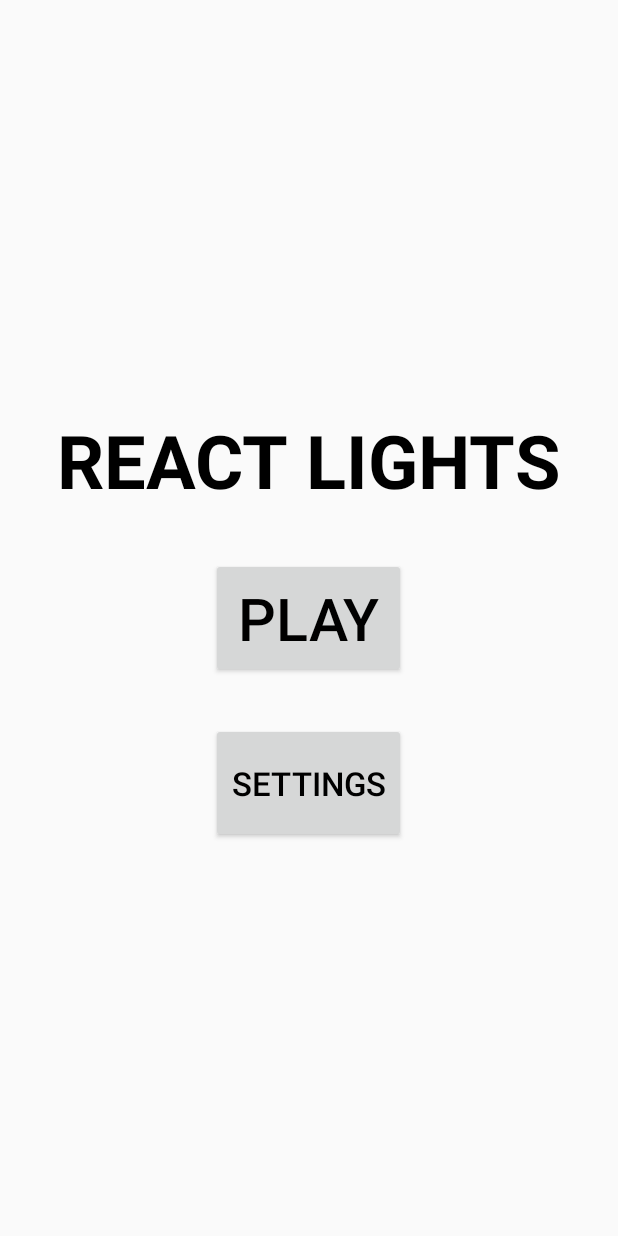
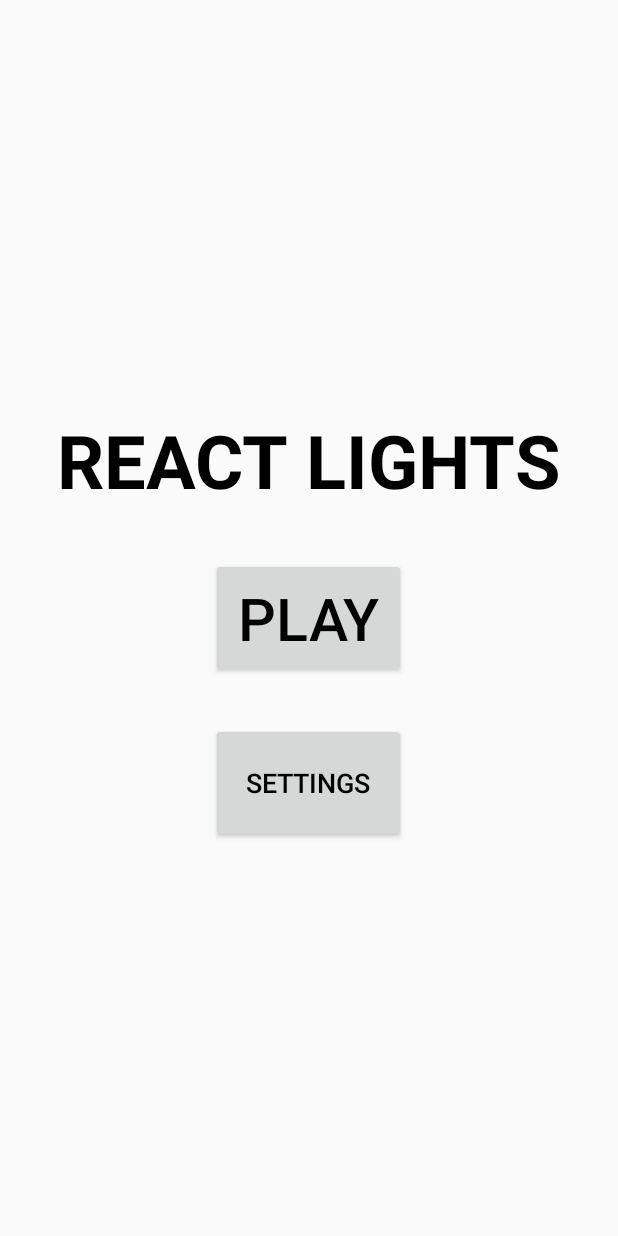
Before and after one commit to MartinAlegria/ReactLights_Android, an Android app: the screen it shows after launch (MainActivity), on a phone screen of 412 x 824 dp. Run offline under Robolectric (Android 15) with nearby library versions, the phone set to English and light mode, and no system bars.

```diff
--- a/app/src/main/AndroidManifest.xml
+++ b/app/src/main/AndroidManifest.xml
@@ -26,6 +26,7 @@
         <activity
             android:name=".GameActivity"
             android:theme="@style/noActionBar" />
+
         <activity
             android:name=".SettingsActivity"
             android:label="Settings"></activity>
--- a/app/src/main/java/com/example/mav/reactlights_android/GameActivity.java
+++ b/app/src/main/java/com/example/mav/reactlights_android/GameActivity.java
@@ -84,6 +84,7 @@ public class GameActivity extends AppCompatActivity {
             }
 
         });
+
 
     }//ON CREATE
 
--- a/app/src/main/res/layout/activity_game.xml
+++ b/app/src/main/res/layout/activity_game.xml
@@ -111,7 +111,6 @@
         android:layout_width="wrap_content"
         android:layout_height="wrap_content"
         android:layout_marginStart="8dp"
-        android:layout_marginTop="8dp"
         app:layout_constraintTop_toTopOf="parent"
         app:srcCompat="@drawable/start_screen" />
 
--- a/app/src/main/res/layout/activity_main.xml
+++ b/app/src/main/res/layout/activity_main.xml
@@ -46,7 +46,7 @@
             android:layout_marginTop="30sp"
             android:layout_below="@id/playButton"
             android:text="@string/settings"
-            android:textSize="22sp" />
+            android:textSize="18sp" />
 
     </RelativeLayout>
 
```
Also changed, not shown: app/src/main/res/drawable/start_screen.png, 1010 other files.
